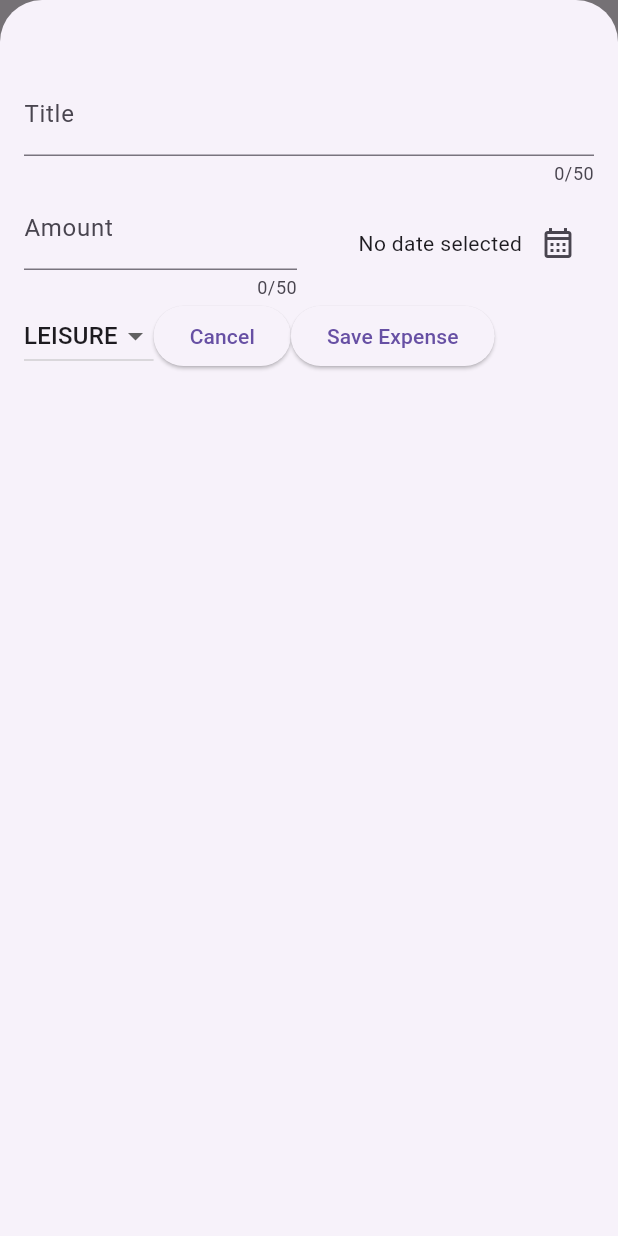
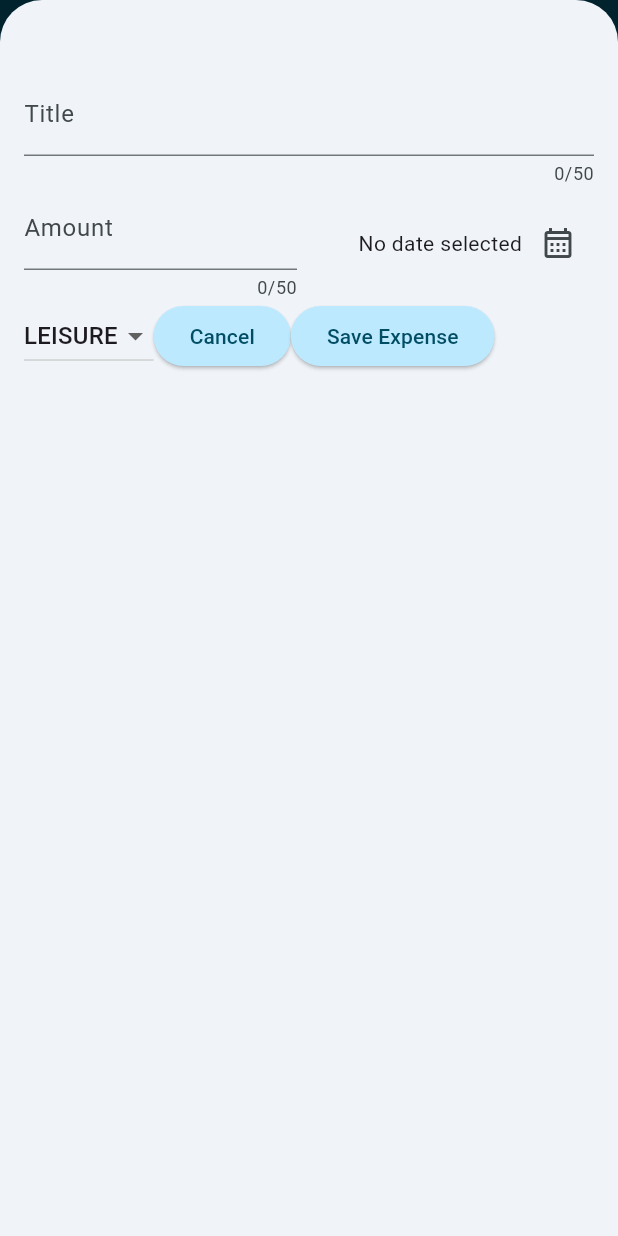
Before and after one commit to symphatixe/finance_app, a Flutter app: the screen it shows after launch, after a tap on the "add box" icon, on a phone screen of 412 x 824 dp. Run offline on Flutter 3.47's test engine with Material 3 defaults, Android fonts, the phone set to English and light mode, and no system bars.

Commit message:
Chart widgets and theming

```diff
--- a/lib/main.dart
+++ b/lib/main.dart
@@ -1,10 +1,64 @@
 import 'package:flutter/material.dart';
 import 'package:finance_app/widgets/expenses.dart';
+
+var kColorScheme = ColorScheme.fromSeed(
+  seedColor: Colors.blueGrey
+);
+
+var kDarkColorScheme = ColorScheme.fromSeed(
+  brightness: Brightness.dark,
+  seedColor: const Color.fromARGB(255, 55, 71, 79)
+);
 
 void main() {
   runApp(
     MaterialApp(
-      theme: ThemeData(useMaterial3: true),
+      darkTheme: ThemeData.dark().copyWith(
+        colorScheme: kDarkColorScheme,
+        cardTheme: CardTheme().copyWith(
+          color: kDarkColorScheme.secondaryContainer,
+          margin: const EdgeInsets.symmetric(
+            horizontal: 16,
+            vertical: 8
+          ),
+        ),
+        elevatedButtonTheme: ElevatedButtonThemeData(
+          style: ElevatedButton.styleFrom(
+            backgroundColor: kDarkColorScheme.primaryContainer,
+            foregroundColor: kDarkColorScheme.onPrimaryContainer
+          ),
+        ),
+      ),
+
+
+      theme: ThemeData().copyWith(
+        colorScheme: kColorScheme,
+        appBarTheme: const AppBarTheme().copyWith(
+          backgroundColor: kColorScheme.onPrimaryContainer,
+          foregroundColor: kColorScheme.primaryContainer
+        ),
+        cardTheme: CardTheme().copyWith(
+          color: kColorScheme.secondaryContainer,
+          margin: const EdgeInsets.symmetric(
+            horizontal: 16,
+            vertical: 8
+          ),
+        ),
+        elevatedButtonTheme: ElevatedButtonThemeData(
+          style: ElevatedButton.styleFrom(
+            backgroundColor: kColorScheme.primaryContainer,
+            foregroundColor: kColorScheme.onPrimaryContainer
+          ),
+        ),
+        textTheme: ThemeData().textTheme.copyWith(
+          titleLarge: TextStyle(
+            fontWeight: FontWeight.bold,
+            color: kColorScheme.onSecondaryContainer,
+            fontSize: 24
+          ),
+        ),
+      ),
+      themeMode: ThemeMode.system,
       home: Expenses(),
     ),
   );
--- a/lib/models/expense.dart
+++ b/lib/models/expense.dart
@@ -33,3 +33,23 @@ class Expense{
     return formatter.format(date);
   }
 }
+
+class ExpenseBucket{
+  const ExpenseBucket({required this.category, required this.expenses});
+
+  ExpenseBucket.forCategory(List<Expense> expenseList, this.category)
+    : expenses = expenseList.where((expense) => expense.category == category).toList();
+
+  final Category category;
+  final List<Expense> expenses;
+
+  double get totalExpenses {
+    double sum = 0;
+
+    for (final expense in expenses) {
+      sum += expense.amount;
+    }
+
+    return sum;
+  }
+}
--- /dev/null
+++ b/lib/widgets/chart/chart.dart
@@ -0,0 +1,95 @@
+import 'package:flutter/material.dart';
+
+import 'package:finance_app/widgets/chart/chart_bar.dart';
+import 'package:finance_app/models/expense.dart';
+
+class Chart extends StatelessWidget {
+  const Chart({super.key, required this.expenses});
+
+  final List<Expense> expenses;
+
+  List<ExpenseBucket> get buckets {
+    return [
+      ExpenseBucket.forCategory(expenses, Category.food),
+      ExpenseBucket.forCategory(expenses, Category.leisure),
+      ExpenseBucket.forCategory(expenses, Category.travel),
+      ExpenseBucket.forCategory(expenses, Category.work),
+    ];
+  }
+
+  double get maxTotalExpense {
+    double maxTotalExpense = 0;
+
+    for (final bucket in buckets) {
+      if (bucket.totalExpenses > maxTotalExpense) {
+        maxTotalExpense = bucket.totalExpenses;
+      }
+    }
+
+    return maxTotalExpense;
+  }
+
+  @override
+  Widget build(BuildContext context) {
+    final isDarkMode =
+        MediaQuery.of(context).platformBrightness == Brightness.dark;
+    return Container(
+      margin: const EdgeInsets.all(16),
+      padding: const EdgeInsets.symmetric(
+        vertical: 16,
+        horizontal: 8,
+      ),
+      width: double.infinity,
+      height: 180,
+      decoration: BoxDecoration(
+        borderRadius: BorderRadius.circular(8),
+        gradient: LinearGradient(
+          colors: [
+            Theme.of(context).colorScheme.primary.withOpacity(0.3),
+            Theme.of(context).colorScheme.primary.withOpacity(0.0)
+          ],
+          begin: Alignment.bottomCenter,
+          end: Alignment.topCenter,
+        ),
+      ),
+      child: Column(
+        children: [
+          Expanded(
+            child: Row(
+              crossAxisAlignment: CrossAxisAlignment.end,
+              children: [
+                for (final bucket in buckets) // alternative to map()
+                  ChartBar(
+                    fill: bucket.totalExpenses == 0
+                        ? 0
+                        : bucket.totalExpenses / maxTotalExpense,
+                  )
+              ],
+            ),
+          ),
+          const SizedBox(height: 12),
+          Row(
+            children: buckets
+                .map(
+                  (bucket) => Expanded(
+                    child: Padding(
+                      padding: const EdgeInsets.symmetric(horizontal: 4),
+                      child: Icon(
+                        categoryIcons[bucket.category],
+                        color: isDarkMode
+                            ? Theme.of(context).colorScheme.secondary
+                            : Theme.of(context)
+                                .colorScheme
+                                .primary
+                                .withOpacity(0.7),
+                      ),
+                    ),
+                  ),
+                )
+                .toList(),
+          )
+        ],
+      ),
+    );
+  }
+}
--- /dev/null
+++ b/lib/widgets/chart/chart_bar.dart
@@ -0,0 +1,34 @@
+import 'package:flutter/material.dart';
+
+class ChartBar extends StatelessWidget {
+  const ChartBar({
+    super.key,
+    required this.fill,
+  });
+
+  final double fill;
+
+  @override
+  Widget build(BuildContext context) {
+    final isDarkMode =
+        MediaQuery.of(context).platformBrightness == Brightness.dark;
+    return Expanded(
+      child: Padding(
+        padding: const EdgeInsets.symmetric(horizontal: 4),
+        child: FractionallySizedBox(
+          heightFactor: fill,
+          child: DecoratedBox(
+            decoration: BoxDecoration(
+              shape: BoxShape.rectangle,
+              borderRadius:
+                  const BorderRadius.vertical(top: Radius.circular(8)),
+              color: isDarkMode
+                  ? Theme.of(context).colorScheme.secondary
+                  : Theme.of(context).colorScheme.primary.withOpacity(0.65),
+            ),
+          ),
+        ),
+      ),
+    );
+  }
+}
--- a/lib/widgets/expenses.dart
+++ b/lib/widgets/expenses.dart
@@ -1,3 +1,4 @@
+import 'package:finance_app/widgets/chart/chart.dart';
 import 'package:finance_app/widgets/expenses_list/expenses_list.dart';
 import 'package:finance_app/models/expense.dart';
 import 'package:finance_app/widgets/new_expense.dart';
@@ -27,6 +28,30 @@ class _ExpensesState extends State<Expenses>{
     });
   }
 
+  void _removeExpense(Expense expense) {
+    int removedIndex = _registeredExpenses.indexOf(expense);
+
+    setState(() {
+      _registeredExpenses.remove(expense);
+    });
+
+    ScaffoldMessenger.of(context).clearSnackBars();
+    ScaffoldMessenger.of(context).showSnackBar(
+      SnackBar(
+        duration: Duration(seconds: 3),
+        content: const Text("Expense has been removed"),
+        action: SnackBarAction(
+          label: "Undo",
+          onPressed: () {
+            setState(() {
+              _registeredExpenses.insert(removedIndex, expense);
+            });
+          }
+        ),
+      )
+    );
+  }
+
   final List<Expense> _registeredExpenses = [
     Expense(
       title: 'Gym Membership',
@@ -44,6 +69,14 @@ class _ExpensesState extends State<Expenses>{
 
   @override
   Widget build(BuildContext context) {
+    Widget mainContent = const Center(
+      child: Text("No expenses found, add an expense using the plus in the upper right corner."),
+    );
+
+    if (_registeredExpenses.isNotEmpty) {
+      mainContent = ExpensesList(expenses: _registeredExpenses, onRemoveExpense: _removeExpense);
+    }
+
     return Scaffold(
       appBar: AppBar(
         title: const Text('Vadim\'s Cool Expense Tracker'),
@@ -56,9 +89,11 @@ class _ExpensesState extends State<Expenses>{
       ),
       body: Column(
         children: [
-          Text("Chart"),
+          Chart(
+            expenses: _registeredExpenses
+          ),
           Expanded(
-            child: ExpensesList(expenses: _registeredExpenses)
+            child: mainContent
           ),
         ],
       ),
--- a/lib/widgets/expenses_list/expense_item.dart
+++ b/lib/widgets/expenses_list/expense_item.dart
@@ -16,7 +16,10 @@ class ExpenseItem extends StatelessWidget{
         ),
         child: Column(
           children: [
-            Text(expense.title),
+            Text(
+              expense.title,
+              style: Theme.of(context).textTheme.titleLarge,
+            ),
             const SizedBox(height: 4),
 
             Row(
--- a/lib/widgets/expenses_list/expenses_list.dart
+++ b/lib/widgets/expenses_list/expenses_list.dart
@@ -3,15 +3,30 @@ import 'package:finance_app/widgets/expenses_list/expense_item.dart';
 import 'package:flutter/material.dart';
 
 class ExpensesList extends StatelessWidget {
-  const ExpensesList({super.key, required this.expenses});
+  const ExpensesList({super.key, required this.expenses, required this.onRemoveExpense});
 
   final List<Expense> expenses;
+  final Function (Expense expense) onRemoveExpense;
 
   @override
   Widget build(BuildContext context) {
     return ListView.builder(
       itemCount: expenses.length,
-      itemBuilder: (ctx, index) => ExpenseItem(expense: expenses[index]),
+      itemBuilder: (ctx, index) => Dismissible(
+        key: ValueKey(expenses[index]),
+        background: Container(
+          color: Theme.of(context).colorScheme.error.withValues(
+            alpha: 0.75,
+          ),
+          margin: EdgeInsets.symmetric(
+            horizontal: Theme.of(context).cardTheme.margin!.horizontal
+          ),
+        ),
+        onDismissed: (direction) {
+          onRemoveExpense(expenses[index]);
+        },
+        child: ExpenseItem(expense: expenses[index])
+      ),
     );
   }
 }
```
Also changed, not shown: 4 other files.
